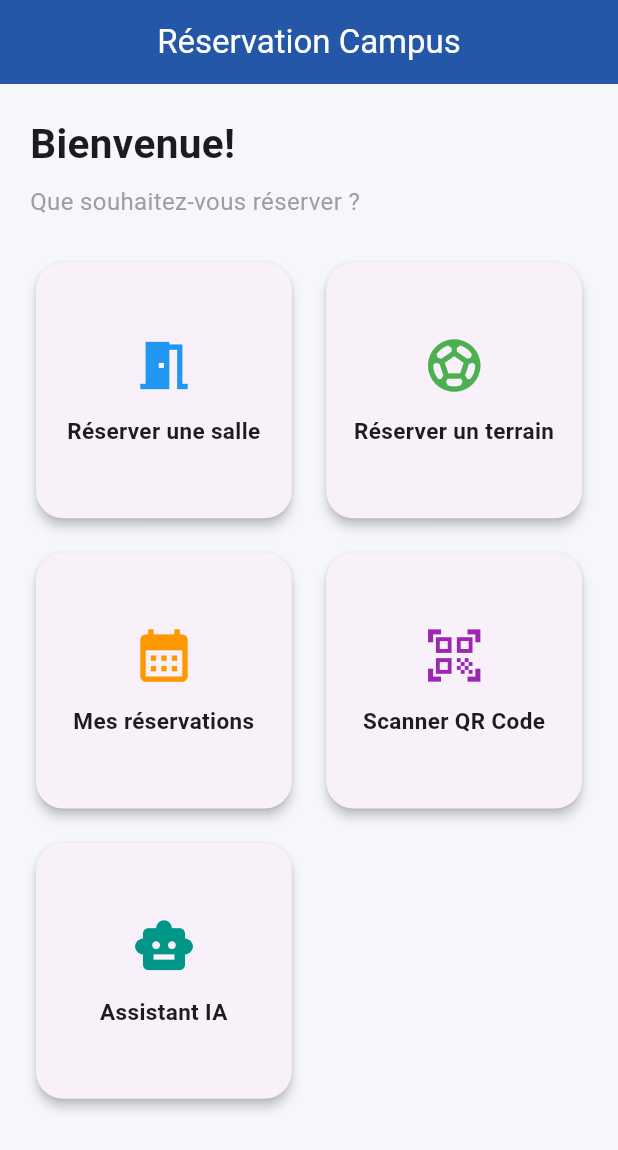
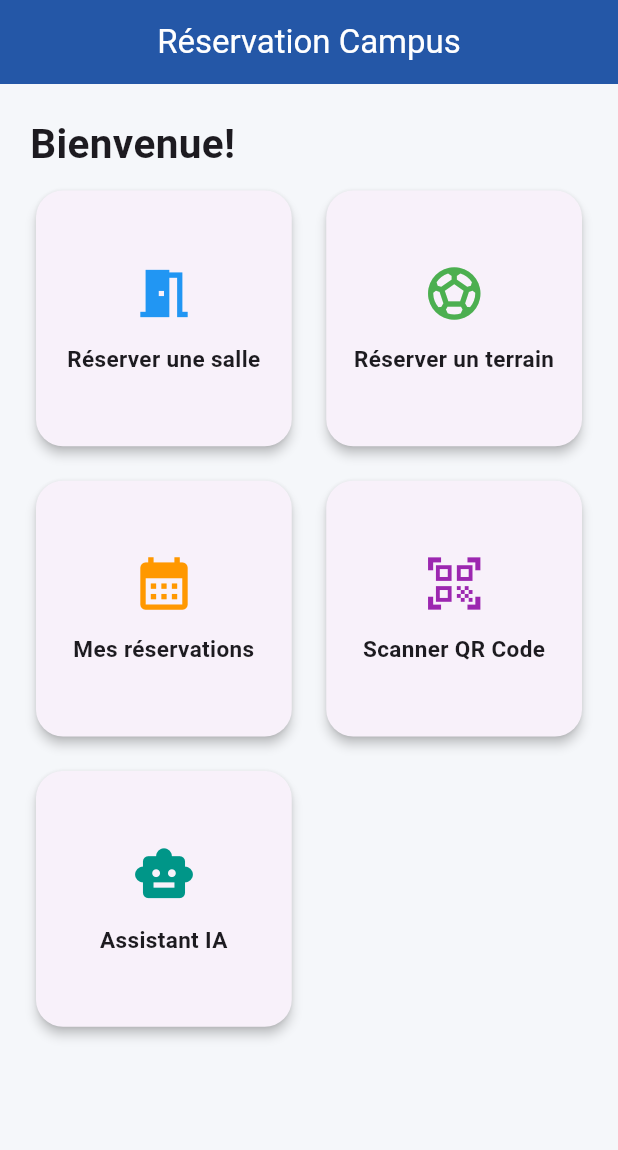
Before and after one commit to soussiimen284-ops/projet1, a Flutter app: the HomeScreen screen opened directly, on a phone screen of 412 x 824 dp. Shown: the top 1150 px of the screen. Run offline on Flutter 3.47's test engine with Material 3 defaults, Android fonts, the phone set to English and light mode, and no system bars; our stand-ins replace cloud_firestore, firebase_ai, firebase_auth, firebase_core, flutter_image_compress, image_picker and 2 more; missing offline and left inert: firebase_app_check, mobile_scanner; accounts and stored records are empty.

Commit message:
Improve AI filters and home screen

```diff
--- a/lib/pages/home_screen.dart
+++ b/lib/pages/home_screen.dart
@@ -32,8 +32,10 @@ return Scaffold(
           children: [
            Text(role == 'responsable'?'Espace Responsable':'Bienvenue!', style: TextStyle(fontSize: 27, fontWeight: FontWeight.bold)),
         const SizedBox(height: 8),
-          const Text('Que souhaitez-vous réserver ?', style: TextStyle(fontSize: 16, color: Colors.grey,)),
-          const SizedBox(height: 25),
+            // Afficher la question uniquement dans l'espace étudiant.
+            if (role == 'etudiant') ...[const Text('Que souhaitez-vous réserver ?', style: TextStyle(fontSize: 16, color: Colors.grey)),
+              const SizedBox(height: 25),
+            ],
           Expanded(child: GridView.count(crossAxisCount: 2, crossAxisSpacing: 15, mainAxisSpacing: 15, children: [
             GestureDetector(
               onTap: () {
```
Also changed, not shown: lib/pages/ai_assistant_screen.dart (+18 -0 lines).
